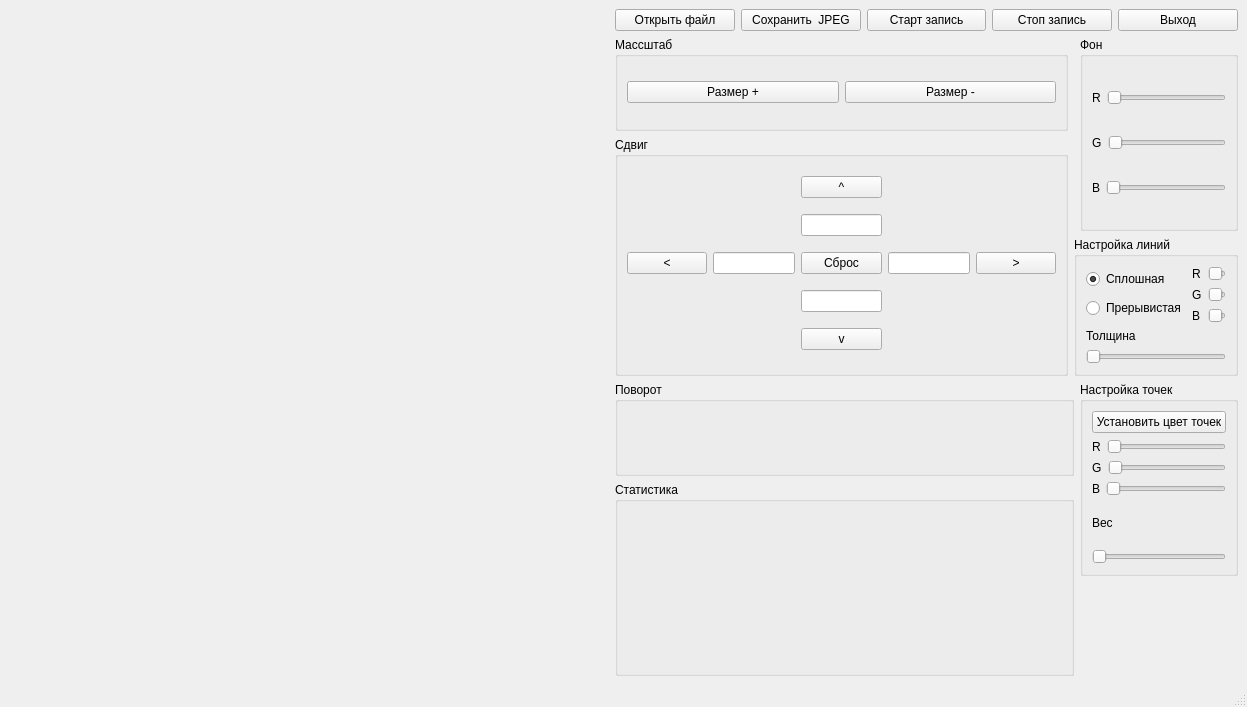
This is viewer.ui in dandyelf/3dviewer1.0 as Qt 5 draws it before an edit. The edited form follows.
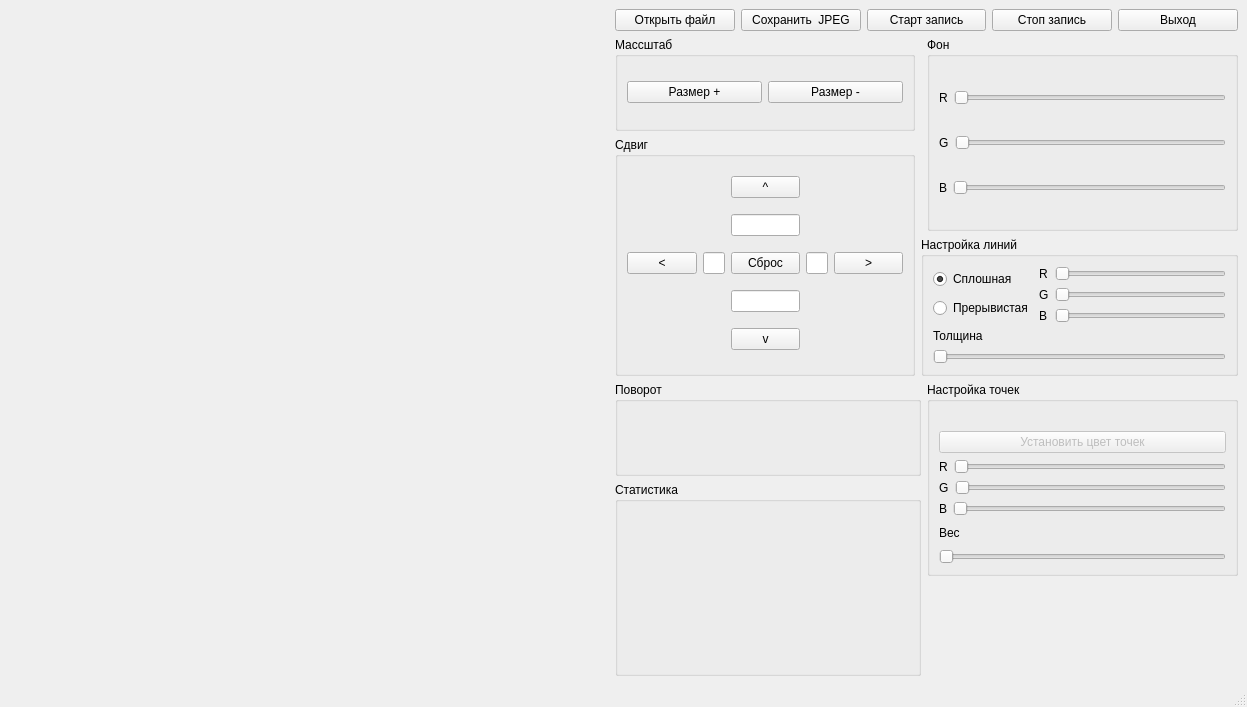
This is the edited form. Custom widgets are drawn as their Qt base class.

Patch:
```diff
--- a/viewer.ui
+++ b/viewer.ui
@@ -236,6 +236,12 @@
     </item>
     <item row="2" column="1" rowspan="2">
      <widget class="QGroupBox" name="groupBox_2">
+      <property name="maximumSize">
+       <size>
+        <width>300</width>
+        <height>16777215</height>
+       </size>
+      </property>
       <property name="title">
        <string>Сдвиг</string>
       </property>
@@ -375,7 +381,7 @@
        <string>Настройка точек</string>
       </property>
       <layout class="QGridLayout" name="gridLayout_6">
-       <item row="3" column="0">
+       <item row="4" column="0">
         <layout class="QHBoxLayout" name="horizontalLayout_10">
          <item>
           <widget class="QLabel" name="label_17">
@@ -393,14 +399,14 @@
          </item>
         </layout>
        </item>
-       <item row="5" column="0">
+       <item row="6" column="0">
         <widget class="QSlider" name="horizontalSlider_8">
          <property name="orientation">
           <enum>Qt::Horizontal</enum>
          </property>
         </widget>
        </item>
-       <item row="2" column="0">
+       <item row="3" column="0">
         <layout class="QHBoxLayout" name="horizontalLayout_9">
          <item>
           <widget class="QLabel" name="label_16">
@@ -418,14 +424,14 @@
          </item>
         </layout>
        </item>
-       <item row="4" column="0">
+       <item row="5" column="0">
         <widget class="QLabel" name="label">
          <property name="text">
           <string>Вес</string>
          </property>
         </widget>
        </item>
-       <item row="1" column="0">
+       <item row="2" column="0">
         <layout class="QHBoxLayout" name="horizontalLayout_8">
          <item>
           <widget class="QLabel" name="label_15">
@@ -447,7 +453,23 @@
         </layout>
        </item>
        <item row="0" column="0">
+        <spacer name="horizontalSpacer_9">
+         <property name="orientation">
+          <enum>Qt::Horizontal</enum>
+         </property>
+         <property name="sizeHint" stdset="0">
+          <size>
+           <width>40</width>
+           <height>20</height>
+          </size>
+         </property>
+        </spacer>
+       </item>
+       <item row="1" column="0">
         <widget class="QPushButton" name="pushButton_11">
+         <property name="enabled">
+          <bool>false</bool>
+         </property>
          <property name="text">
           <string>Установить цвет точек</string>
          </property>
@@ -487,6 +509,12 @@
     </item>
     <item row="3" column="2" colspan="2">
      <widget class="QGroupBox" name="groupBox_5">
+      <property name="minimumSize">
+       <size>
+        <width>300</width>
+        <height>0</height>
+       </size>
+      </property>
       <property name="title">
        <string>Настройка линий</string>
       </property>
```
